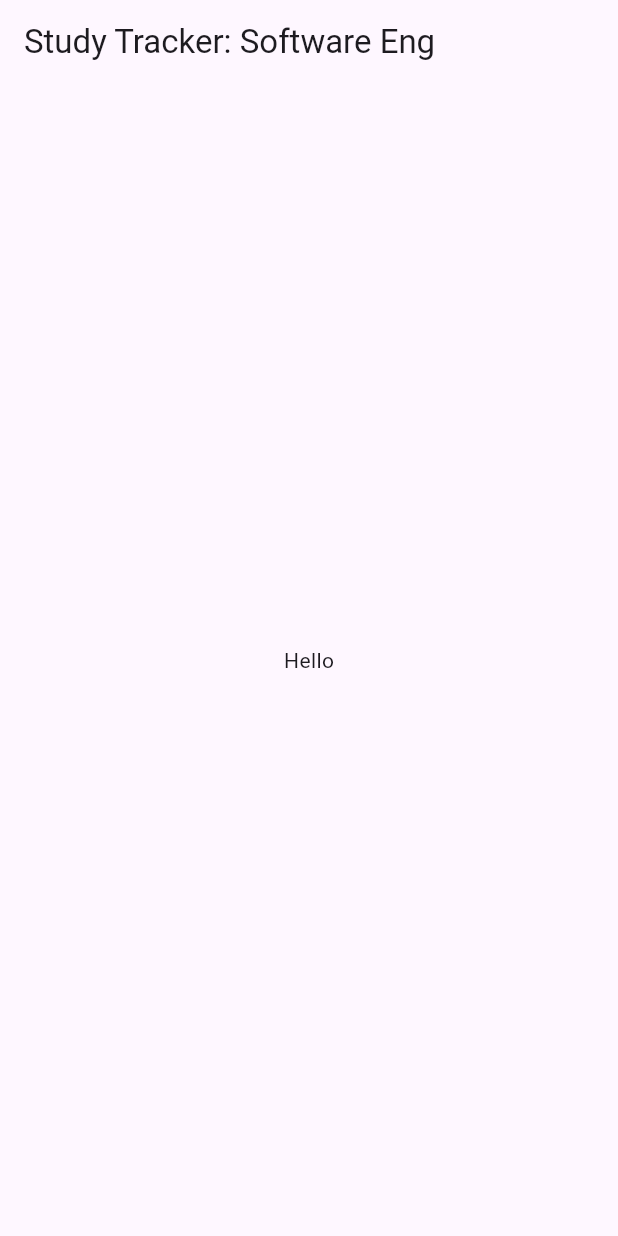
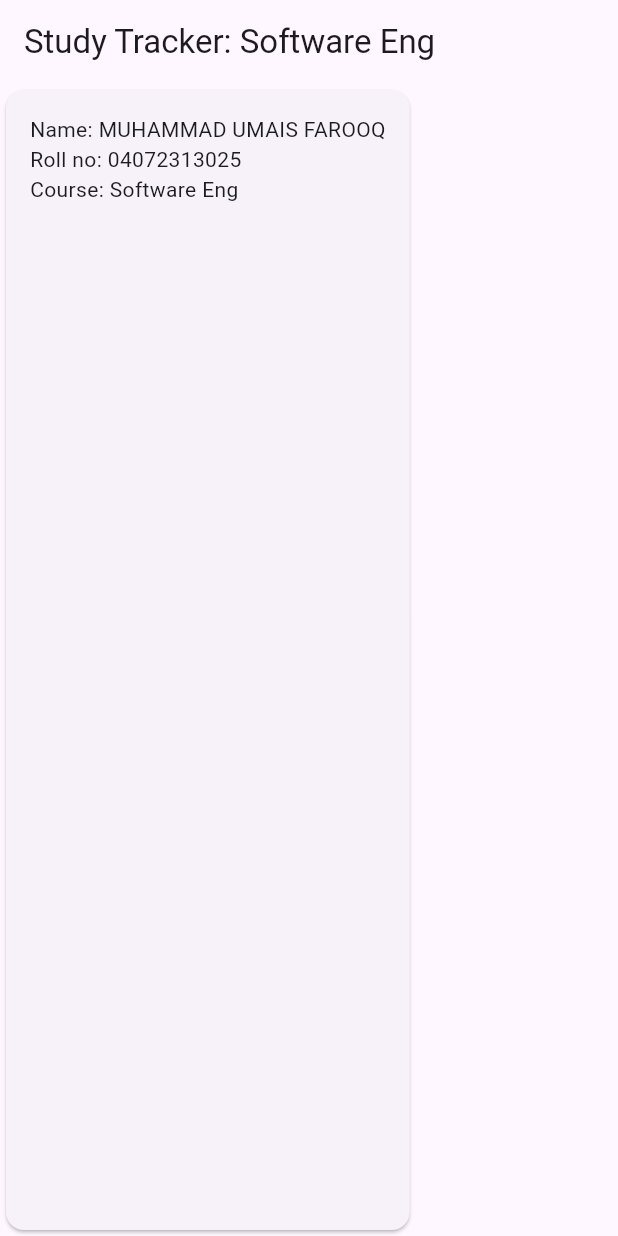
Before and after one commit to MalikUmais/flutter-tasks, a Flutter app: the screen it shows after launch, on a phone screen of 412 x 824 dp. Run offline on Flutter 3.47's test engine with Material 3 defaults, Android fonts, the phone set to English and light mode, and no system bars.

Commit message:
Flutter lab: step 2

```diff
--- a/flutter_lab/lib/main.dart
+++ b/flutter_lab/lib/main.dart
@@ -12,8 +12,16 @@
 final int u = seed % 10; // units digit
 
 const List<String> courses = [
-  'Mobile Dev', 'Data Structures', 'Operating Systems', 'Databases',
-  'Networks', 'Software Eng', 'AI', 'Web Engineering', 'Graphics', 'Security',
+  'Mobile Dev',
+  'Data Structures',
+  'Operating Systems',
+  'Databases',
+  'Networks',
+  'Software Eng',
+  'AI',
+  'Web Engineering',
+  'Graphics',
+  'Security',
 ];
 
 final String course = courses[u]; // your course name
@@ -38,22 +46,54 @@
     // Step 1 replaces everything below.
     //runApp receives the root widget, which is LabApp and HomePage.
     //MaterialApp recieves the HomePage as its home widget.
-    return MaterialApp(
-      title:'Study Tracker',
-      home:const HomePage(),
-    );
+    return MaterialApp(title: 'Study Tracker', home: const HomePage());
   }
 }
-class HomePage extends StatelessWidget{
+
+class HomePage extends StatelessWidget {
   const HomePage({super.key});
   @override
   Widget build(BuildContext context) {
     return Scaffold(
       appBar: AppBar(title: Text('Study Tracker: $course')),
-      body: const Center(child: Text('Hello')),
+      body: StudentCard(
+        name: studentName,
+        roll: rollNo,
+        course: course,
+      ),
     );
   }
 }
+
+class StudentCard extends StatelessWidget {
+  //compiler would give error related to immutable fields if we don't declare them as final because widget is immutable.
+  final String name;
+  final String roll;
+  final String course;
+  const StudentCard({
+    super.key,
+    required this.name,
+    required this.roll,
+    required this.course,
+  });
+  @override
+  Widget build(BuildContext context) {
+    return Card(
+      child: Padding(
+        padding: const EdgeInsets.all(16),
+        child: Column(
+          crossAxisAlignment: CrossAxisAlignment.start,
+          children: [
+            Text('Name: $name', key: const Key('student-name')),
+            Text('Roll no: $roll', key: const Key('student-roll')),
+            Text('Course: $course', key: const Key('student-course')),
+          ],
+        ),
+      ),
+    );
+  }
+}
+
 // ---- Provided for Step 7. It has a bug on purpose. Do not rename anything.
 class BuggyCounter extends StatefulWidget {
   const BuggyCounter({super.key});
```
